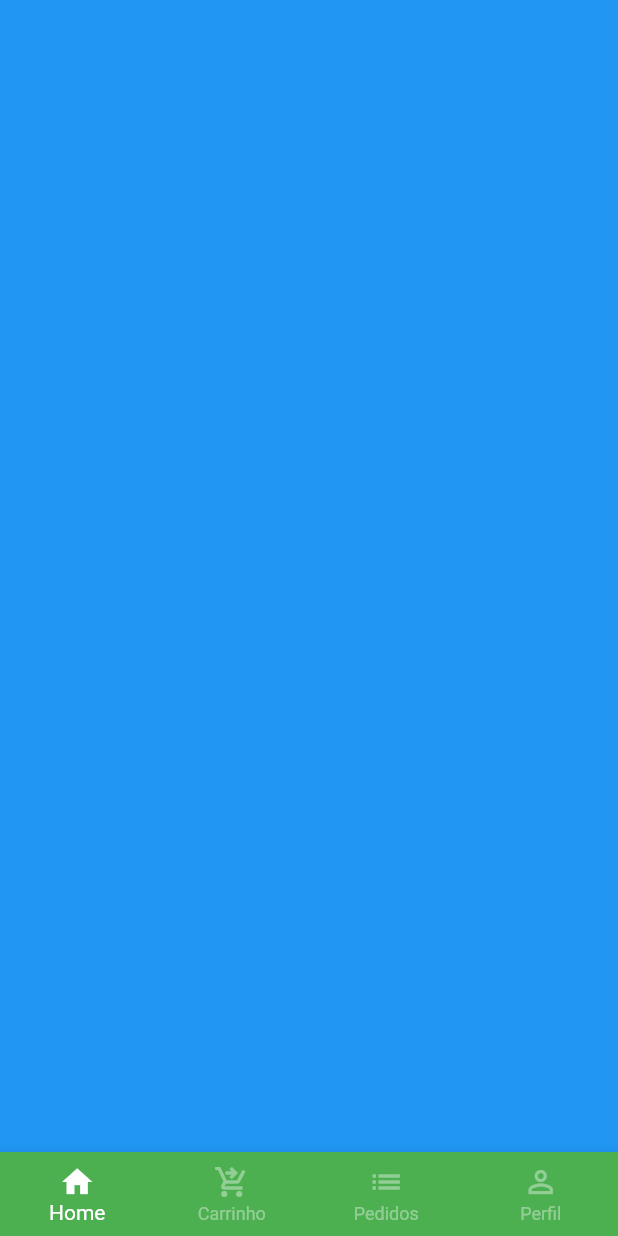
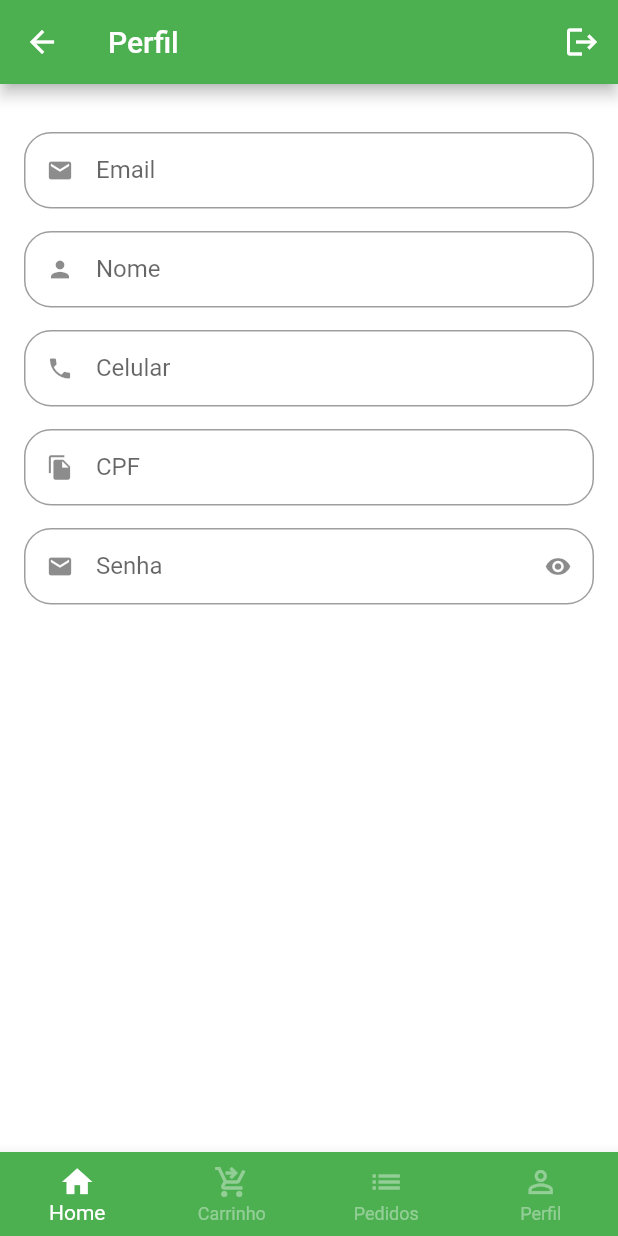
Before and after one commit to Fabricio-Guima/dart-fundamentos, a Flutter app: the BaseScreen screen opened directly, swiped to page 3, on a phone screen of 412 x 824 dp. Run offline on Flutter 3.47's test engine with Material 2 defaults, Android fonts, the phone set to English and light mode, and no system bars; our stand-ins replace animated_text_kit, badges, mask_text_input_formatter, sqflite, synchronized; missing offline and left inert: dart:mirrors, mysql1; accounts and stored records are empty.

Commit message:
tela de profile

```diff
--- a/quitanda/lib/src/config/app_data.dart
+++ b/quitanda/lib/src/config/app_data.dart
@@ -1,5 +1,6 @@
 import 'package:quitanda/src/models/cart_item_model.dart';
 import 'package:quitanda/src/models/item_model.dart';
+import 'package:quitanda/src/models/user_model.dart';
 
 ItemModel apple = ItemModel(
   description:
@@ -79,3 +80,13 @@ List<CartItemModel> cartItems = [
   CartItemModel(item: mango, quantity: 1),
   CartItemModel(item: guava, quantity: 2),
 ];
+
+//dados do usuário
+
+UserModel user = UserModel(
+  celular: '99 9 9999-9999',
+  cpf: '555 555 555 55',
+  email: 'fsgkof@gmail.com',
+  name: 'Fabrício',
+  senha: '',
+);
--- /dev/null
+++ b/quitanda/lib/src/models/user_model.dart
@@ -0,0 +1,15 @@
+class UserModel {
+  String name;
+  String email;
+  String celular;
+  String cpf;
+  String senha;
+
+  UserModel({
+    required this.name,
+    required this.email,
+    required this.celular,
+    required this.cpf,
+    required this.senha,
+  });
+}
--- a/quitanda/lib/src/pages/auth/sign_in_screen.dart
+++ b/quitanda/lib/src/pages/auth/sign_in_screen.dart
@@ -1,6 +1,6 @@
 import 'package:animated_text_kit/animated_text_kit.dart';
 import 'package:flutter/material.dart';
-import 'package:quitanda/src/pages/auth/components/customTextField.dart';
+import 'package:quitanda/src/pages/common_widgets/customTextField.dart';
 import 'package:quitanda/src/pages/auth/sign_up_screen.dart';
 import 'package:quitanda/src/pages/base/base_screen.dart';
 import 'package:quitanda/src/config/custom_colors.dart';
--- a/quitanda/lib/src/pages/auth/sign_up_screen.dart
+++ b/quitanda/lib/src/pages/auth/sign_up_screen.dart
@@ -1,6 +1,6 @@
 import 'package:flutter/material.dart';
 import 'package:mask_text_input_formatter/mask_text_input_formatter.dart';
-import 'package:quitanda/src/pages/auth/components/customTextField.dart';
+import 'package:quitanda/src/pages/common_widgets/customTextField.dart';
 import 'package:quitanda/src/config/custom_colors.dart';
 
 class SignUpScreen extends StatelessWidget {
--- a/quitanda/lib/src/pages/base/base_screen.dart
+++ b/quitanda/lib/src/pages/base/base_screen.dart
@@ -1,6 +1,7 @@
 import 'package:flutter/material.dart';
 import 'package:quitanda/src/pages/cart/cart_tab.dart';
 import 'package:quitanda/src/pages/home/home_tab.dart';
+import 'package:quitanda/src/pages/profile/profile_tab.dart';
 
 class BaseScreen extends StatefulWidget {
   const BaseScreen({Key? key}) : super(key: key);
@@ -28,10 +29,8 @@ class _BaseScreenState extends State<BaseScreen> {
         controller: pageController,
         children: [
           const HomeTab(),
-          CartTab(),
-          Container(
-            color: Colors.blue,
-          ),
+          const CartTab(),
+          const ProfileTab(),
           Container(
             color: Colors.purple,
           )
--- /dev/null
+++ b/quitanda/lib/src/pages/profile/profile_tab.dart
@@ -0,0 +1,45 @@
+import 'package:flutter/material.dart';
+import 'package:quitanda/src/pages/common_widgets/customTextField.dart';
+import 'package:quitanda/src/config/app_data.dart' as appData;
+
+class ProfileTab extends StatelessWidget {
+  const ProfileTab({Key? key}) : super(key: key);
+
+  @override
+  Widget build(BuildContext context) {
+    return Scaffold(
+      appBar: AppBar(
+        title: const Text('Perfil'),
+        actions: [
+          IconButton(
+            onPressed: () {},
+            icon: const Icon(
+              Icons.logout,
+            ),
+          ),
+        ],
+      ),
+      body: ListView(
+        //animação de scroll
+        physics: const BouncingScrollPhysics(),
+        padding: const EdgeInsets.fromLTRB(16, 32, 16, 16),
+        children: const [
+          //email
+          CustomTextField(icon: Icons.email, label: 'Email'),
+          //nome
+          CustomTextField(icon: Icons.person, label: 'Nome'),
+          //celular
+          CustomTextField(icon: Icons.phone, label: 'Celular'),
+          //cpf
+          CustomTextField(icon: Icons.file_copy, label: 'CPF'),
+          //atualizar senha
+          CustomTextField(
+            icon: Icons.email,
+            label: 'Senha',
+            isSecret: true,
+          ),
+        ],
+      ),
+    );
+  }
+}
```
Also changed, not shown: quitanda/lib/src/pages/common_widgets/customTextField.dart (renamed from quitanda/lib/src/pages/auth/components/customTextField.dart).
